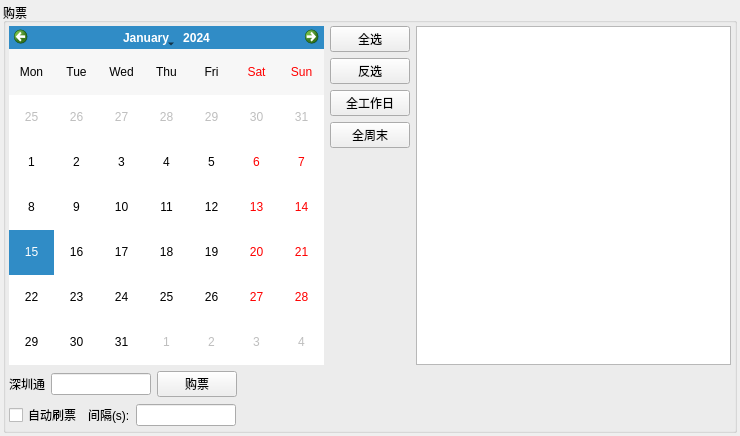
The window that ui/ui_buy_ticket_widget.ui (jeremy-peng/eTicket) describes before a commit, drawn with Qt 5.
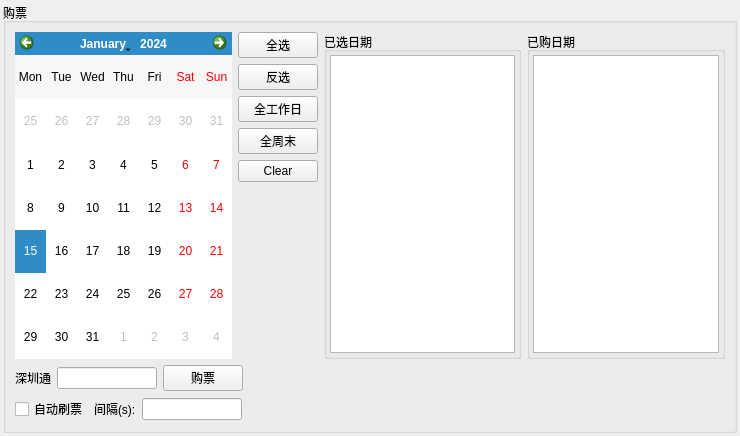
The same window after the commit.

Commit message: buy ticket require all info

Patch:
```diff
--- a/ui/ui_buy_ticket_widget.ui
+++ b/ui/ui_buy_ticket_widget.ui
@@ -32,20 +32,8 @@
       <string>购票</string>
      </property>
      <layout class="QVBoxLayout" name="verticalLayout_3">
-      <property name="leftMargin">
-       <number>3</number>
-      </property>
-      <property name="topMargin">
-       <number>3</number>
-      </property>
-      <property name="rightMargin">
-       <number>3</number>
-      </property>
-      <property name="bottomMargin">
-       <number>3</number>
-      </property>
       <item>
-       <layout class="QHBoxLayout" name="horizontalLayout">
+       <layout class="QHBoxLayout" name="horizontalLayout_5">
         <item>
          <widget class="QCalendarWidget" name="calendarWidget">
           <property name="verticalHeaderFormat">
@@ -83,6 +71,13 @@
             </property>
            </widget>
           </item>
+          <item>
+           <widget class="QPushButton" name="btnClear">
+            <property name="text">
+             <string>Clear</string>
+            </property>
+           </widget>
+          </item>
           <item>
            <spacer name="verticalSpacer">
             <property name="orientation">
@@ -99,7 +94,52 @@
          </layout>
         </item>
         <item>
-         <widget class="QListWidget" name="listWidget_4"/>
+         <widget class="QGroupBox" name="groupBox">
+          <property name="title">
+           <string>已选日期</string>
+          </property>
+          <layout class="QHBoxLayout" name="horizontalLayout_4">
+           <property name="leftMargin">
+            <number>3</number>
+           </property>
+           <property name="topMargin">
+            <number>3</number>
+           </property>
+           <property name="rightMargin">
+            <number>3</number>
+           </property>
+           <property name="bottomMargin">
+            <number>3</number>
+           </property>
+           <item>
+            <widget class="QListWidget" name="listSelectedDays"/>
+           </item>
+          </layout>
+         </widget>
+        </item>
+        <item>
+         <widget class="QGroupBox" name="groupBox_2">
+          <property name="title">
+           <string>已购日期</string>
+          </property>
+          <layout class="QHBoxLayout" name="horizontalLayout">
+           <property name="leftMargin">
+            <number>3</number>
+           </property>
+           <property name="topMargin">
+            <number>3</number>
+           </property>
+           <property name="rightMargin">
+            <number>3</number>
+           </property>
+           <property name="bottomMargin">
+            <number>3</number>
+           </property>
+           <item>
+            <widget class="QListWidget" name="listBuyDays"/>
+           </item>
+          </layout>
+         </widget>
         </item>
        </layout>
       </item>
```
Left out of the diff: 3 changed lines with no effect on the pictures. The commit also changes 13 other files.
